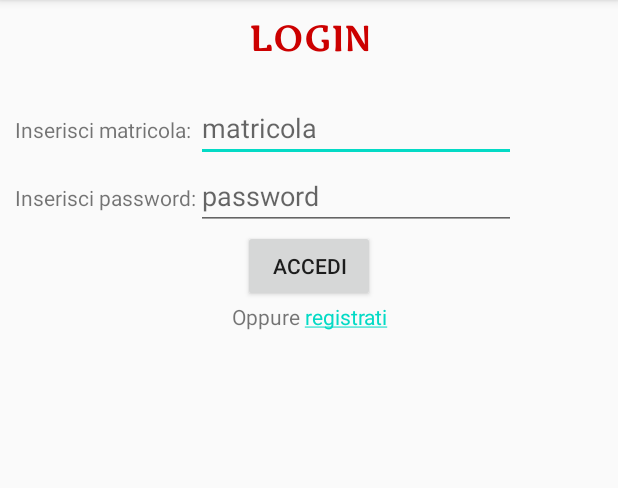
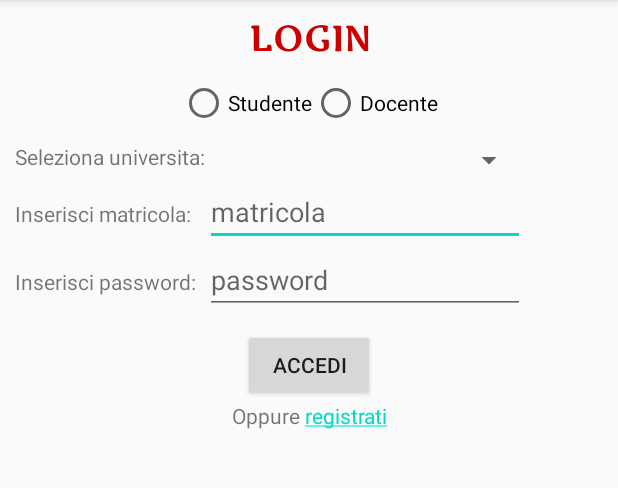
Before and after one commit to Giacomo1994/AppAuleStudio, an Android app: the screen it shows after launch (MainActivity), on a phone screen of 412 x 824 dp, the part 84-572 px from its top. Run offline under Robolectric (Android 15) with nearby library versions, the phone set to English and light mode, and no system bars.

Commit message:
commit 8

```diff
--- a/app/src/main/res/layout/activity_main.xml
+++ b/app/src/main/res/layout/activity_main.xml
@@ -18,11 +18,47 @@
         android:textSize="24sp"
         app:fontFamily="@font/marko_one" />
 
+    <RadioGroup
+        android:layout_width="match_parent"
+        android:layout_height="wrap_content"
+        android:layout_marginTop="10dp"
+        android:gravity="center_horizontal"
+        android:orientation="horizontal">
+
+        <RadioButton
+            android:id="@+id/radioButton"
+            android:layout_width="wrap_content"
+            android:layout_height="wrap_content"
+            android:text="Studente" />
+
+        <RadioButton
+            android:id="@+id/radioButton2"
+            android:layout_width="wrap_content"
+            android:layout_height="wrap_content"
+            android:text="Docente" />
+    </RadioGroup>
+
     <TableLayout
         android:id="@+id/log_table"
         android:layout_width="match_parent"
         android:layout_height="wrap_content"
-        android:layout_marginTop="20dp">
+        android:layout_marginTop="10dp">
+
+        <TableRow
+            android:layout_width="match_parent"
+            android:layout_height="match_parent">
+
+            <TextView
+                android:id="@+id/textView9"
+                android:layout_width="wrap_content"
+                android:layout_height="wrap_content"
+                android:text="Seleziona universita:" />
+
+            <Spinner
+                android:id="@+id/log_spinner"
+                android:layout_width="match_parent"
+                android:layout_height="wrap_content" />
+        </TableRow>
 
         <TableRow
             android:layout_width="match_parent"
@@ -39,8 +75,8 @@
                 android:layout_height="wrap_content"
                 android:ems="10"
                 android:hint="matricola"
-                android:inputType="textPersonName"
-                android:importantForAutofill="no" />
+                android:importantForAutofill="no"
+                android:inputType="textPersonName" />
         </TableRow>
 
         <TableRow
@@ -59,8 +95,8 @@
                 android:layout_height="wrap_content"
                 android:ems="10"
                 android:hint="password"
-                android:inputType="textPassword"
-                android:importantForAutofill="no" />
+                android:importantForAutofill="no"
+                android:inputType="textPassword" />
         </TableRow>
 
     </TableLayout>
@@ -70,6 +106,7 @@
         android:layout_width="wrap_content"
         android:layout_height="wrap_content"
         android:layout_gravity="center_horizontal"
+        android:layout_marginTop="10dp"
         android:text="Accedi" />
 
     <TextView
```
Also changed, not shown: app/src/main/java/com/example/appaulestudio/RegistrazioneActivity.java (+6 -3 lines), app/src/main/res/layout/activity_registrazione.xml (+24 -3 lines).
